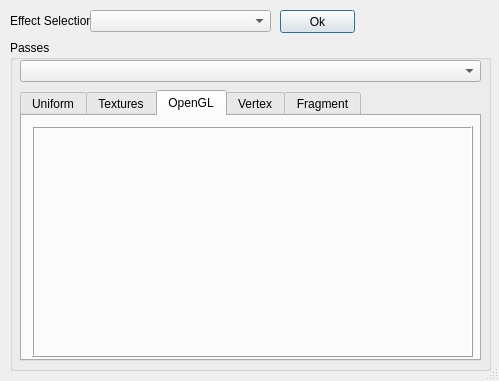
Old version of the form src/meshlabplugins/render_rm/rmShadowDialog.ui in the repository cnr-isti-vclab/meshlab.
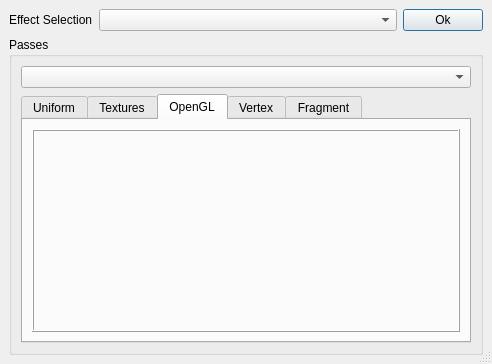
New version of the form. The open tabs and pages were chosen to show the change. Icons and pictures are not drawn.

Commit message: new version with correct layout

Patch:
```diff
--- a/src/meshlabplugins/render_rm/rmShadowDialog.ui
+++ b/src/meshlabplugins/render_rm/rmShadowDialog.ui
@@ -5,8 +5,8 @@
    <rect>
     <x>0</x>
     <y>0</y>
-    <width>499</width>
-    <height>381</height>
+    <width>492</width>
+    <height>364</height>
    </rect>
   </property>
   <property name="focusPolicy" >
@@ -21,53 +21,43 @@
   <property name="sizeGripEnabled" >
    <bool>true</bool>
   </property>
+  <layout class="QGridLayout" >
+   <property name="margin" >
+    <number>9</number>
+   </property>
+   <property name="spacing" >
+    <number>6</number>
+   </property>
+   <item row="1" column="0" >
   <widget class="QGroupBox" name="groupBox" >
-   <property name="geometry" >
-    <rect>
-     <x>10</x>
-     <y>40</y>
-     <width>481</width>
-     <height>331</height>
-    </rect>
-   </property>
    <property name="title" >
     <string>Passes</string>
    </property>
-   <widget class="QComboBox" name="cmbPassSelection" >
-    <property name="geometry" >
-     <rect>
-      <x>10</x>
-      <y>20</y>
-      <width>461</width>
-      <height>22</height>
-     </rect>
-    </property>
-   </widget>
+     <layout class="QGridLayout" >
+      <property name="margin" >
+       <number>9</number>
+      </property>
+      <property name="spacing" >
+       <number>6</number>
+      </property>
+      <item row="1" column="0" >
    <widget class="QTabWidget" name="tabWidget" >
-    <property name="geometry" >
-     <rect>
-      <x>10</x>
-      <y>50</y>
-      <width>461</width>
-      <height>271</height>
-     </rect>
-    </property>
     <property name="currentIndex" >
-     <number>0</number>
+         <number>2</number>
     </property>
     <widget class="QWidget" name="tab1_Uniform" >
      <attribute name="title" >
       <string>Uniform</string>
      </attribute>
-     <widget class="QFrame" name="frame1" >
-      <property name="geometry" >
-       <rect>
-        <x>10</x>
-        <y>10</y>
-        <width>441</width>
-        <height>231</height>
-       </rect>
-      </property>
+         <layout class="QGridLayout" >
+          <property name="margin" >
+           <number>9</number>
+          </property>
+          <property name="spacing" >
+           <number>6</number>
+          </property>
+          <item row="0" column="0" >
+           <widget class="QFrame" name="frameUniform" >
       <property name="frameShape" >
        <enum>QFrame::Box</enum>
       </property>
@@ -80,96 +70,129 @@
       <property name="midLineWidth" >
        <number>0</number>
       </property>
-      <widget class="QWidget" name="gridLayout" >
-       <property name="geometry" >
-        <rect>
-         <x>10</x>
-         <y>10</y>
-         <width>421</width>
-         <height>211</height>
-        </rect>
-       </property>
-       <layout class="QGridLayout" />
-      </widget>
-     </widget>
+            <layout class="QGridLayout" >
+             <property name="margin" >
+              <number>9</number>
+             </property>
+             <property name="spacing" >
+              <number>6</number>
+             </property>
+             <item row="0" column="0" >
+              <layout class="QGridLayout" >
+               <property name="margin" >
+                <number>0</number>
+               </property>
+               <property name="spacing" >
+                <number>6</number>
+               </property>
+              </layout>
+             </item>
+            </layout>
+           </widget>
+          </item>
+         </layout>
     </widget>
     <widget class="QWidget" name="tab2_Texture" >
      <attribute name="title" >
       <string>Textures</string>
      </attribute>
-     <widget class="QFrame" name="frame" >
-      <property name="geometry" >
-       <rect>
-        <x>10</x>
-        <y>10</y>
-        <width>441</width>
-        <height>231</height>
-       </rect>
-      </property>
+         <layout class="QGridLayout" >
+          <property name="margin" >
+           <number>9</number>
+          </property>
+          <property name="spacing" >
+           <number>6</number>
+          </property>
+          <item row="0" column="0" >
+           <widget class="QFrame" name="frameTextures" >
       <property name="frameShape" >
        <enum>QFrame::Box</enum>
       </property>
       <property name="frameShadow" >
        <enum>QFrame::Raised</enum>
       </property>
-      <widget class="QWidget" name="gridLayout_2" >
-       <property name="geometry" >
-        <rect>
-         <x>10</x>
-         <y>10</y>
-         <width>421</width>
-         <height>211</height>
-        </rect>
-       </property>
-       <layout class="QGridLayout" />
-      </widget>
-     </widget>
+            <layout class="QGridLayout" >
+             <property name="margin" >
+              <number>9</number>
+             </property>
+             <property name="spacing" >
+              <number>6</number>
+             </property>
+             <item row="0" column="0" >
+              <layout class="QGridLayout" >
+               <property name="margin" >
+                <number>0</number>
+               </property>
+               <property name="spacing" >
+                <number>6</number>
+               </property>
+              </layout>
+             </item>
+            </layout>
+           </widget>
+          </item>
+         </layout>
     </widget>
     <widget class="QWidget" name="tab3_OpenGl" >
      <attribute name="title" >
       <string>OpenGL</string>
      </attribute>
-     <widget class="QFrame" name="frame_2" >
-      <property name="geometry" >
-       <rect>
-        <x>10</x>
-        <y>10</y>
-        <width>441</width>
-        <height>231</height>
-       </rect>
-      </property>
+         <layout class="QGridLayout" >
+          <property name="margin" >
+           <number>9</number>
+          </property>
+          <property name="spacing" >
+           <number>6</number>
+          </property>
+          <item row="0" column="0" >
+           <widget class="QFrame" name="frameOpenGL" >
       <property name="frameShape" >
        <enum>QFrame::Box</enum>
       </property>
       <property name="frameShadow" >
        <enum>QFrame::Raised</enum>
       </property>
-      <widget class="QWidget" name="gridLayout_3" >
-       <property name="geometry" >
-        <rect>
-         <x>10</x>
-         <y>10</y>
-         <width>421</width>
-         <height>211</height>
-        </rect>
-       </property>
-       <layout class="QGridLayout" />
-      </widget>
-     </widget>
+            <property name="lineWidth" >
+             <number>1</number>
+            </property>
+            <property name="midLineWidth" >
+             <number>0</number>
+            </property>
+            <layout class="QGridLayout" >
+             <property name="margin" >
+              <number>9</number>
+             </property>
+             <property name="spacing" >
+              <number>6</number>
+             </property>
+             <item row="0" column="0" >
+              <layout class="QGridLayout" >
+               <property name="margin" >
+                <number>0</number>
+               </property>
+               <property name="spacing" >
+                <number>6</number>
+               </property>
+              </layout>
+             </item>
+            </layout>
+           </widget>
+          </item>
+         </layout>
     </widget>
     <widget class="QWidget" name="tab4_Vertex" >
      <attribute name="title" >
       <string>Vertex</string>
      </attribute>
+         <layout class="QGridLayout" >
+          <property name="margin" >
+           <number>9</number>
+          </property>
+          <property name="spacing" >
+           <number>6</number>
+          </property>
+          <item row="0" column="0" >
      <widget class="QTextEdit" name="textVertex" >
-      <property name="geometry" >
-       <rect>
-        <x>0</x>
-        <y>0</y>
-        <width>451</width>
-        <height>241</height>
-       </rect>
-      </property>
       <property name="lineWrapMode" >
        <enum>QTextEdit::NoWrap</enum>
       </property>
@@ -180,20 +203,22 @@
        <bool>false</bool>
       </property>
      </widget>
+          </item>
+         </layout>
     </widget>
     <widget class="QWidget" name="tab5_Fragment" >
      <attribute name="title" >
       <string>Fragment</string>
      </attribute>
+         <layout class="QGridLayout" >
+          <property name="margin" >
+           <number>9</number>
+          </property>
+          <property name="spacing" >
+           <number>6</number>
+          </property>
+          <item row="0" column="0" >
      <widget class="QTextEdit" name="textFragment" >
-      <property name="geometry" >
-       <rect>
-        <x>0</x>
-        <y>0</y>
-        <width>451</width>
-        <height>241</height>
-       </rect>
-      </property>
       <property name="lineWrapMode" >
        <enum>QTextEdit::NoWrap</enum>
       </property>
@@ -204,45 +229,61 @@
        <bool>false</bool>
       </property>
      </widget>
-    </widget>
-   </widget>
-  </widget>
+          </item>
+         </layout>
+        </widget>
+       </widget>
+      </item>
+      <item row="0" column="0" >
+       <widget class="QComboBox" name="cmbPassSelection" />
+      </item>
+     </layout>
+    </widget>
+   </item>
+   <item row="0" column="0" >
+    <layout class="QHBoxLayout" >
+     <property name="margin" >
+      <number>0</number>
+     </property>
+     <property name="spacing" >
+      <number>6</number>
+     </property>
+     <item>
   <widget class="QLabel" name="lblEffectSelection" >
-   <property name="geometry" >
-    <rect>
-     <x>10</x>
-     <y>10</y>
-     <width>81</width>
-     <height>21</height>
-    </rect>
+       <property name="sizePolicy" >
+        <sizepolicy>
+         <hsizetype>4</hsizetype>
+         <vsizetype>5</vsizetype>
+         <horstretch>0</horstretch>
+         <verstretch>0</verstretch>
+        </sizepolicy>
    </property>
    <property name="text" >
     <string>Effect Selection</string>
    </property>
   </widget>
-  <widget class="QComboBox" name="cmbEffectSelection" >
-   <property name="geometry" >
-    <rect>
-     <x>90</x>
-     <y>10</y>
-     <width>181</width>
-     <height>22</height>
-    </rect>
-   </property>
-  </widget>
+     </item>
+     <item>
+      <widget class="QComboBox" name="cmbEffectSelection" />
+     </item>
+     <item>
   <widget class="QPushButton" name="btnOk" >
-   <property name="geometry" >
-    <rect>
-     <x>280</x>
-     <y>10</y>
-     <width>75</width>
-     <height>23</height>
-    </rect>
+       <property name="sizePolicy" >
+        <sizepolicy>
+         <hsizetype>0</hsizetype>
+         <vsizetype>0</vsizetype>
+         <horstretch>0</horstretch>
+         <verstretch>0</verstretch>
+        </sizepolicy>
    </property>
    <property name="text" >
     <string>Ok</string>
    </property>
   </widget>
+     </item>
+    </layout>
+   </item>
+  </layout>
  </widget>
  <resources/>
  <connections/>
```
Lines whose indentation alone changed are shown as unchanged. The commit also changes 1 other file.
